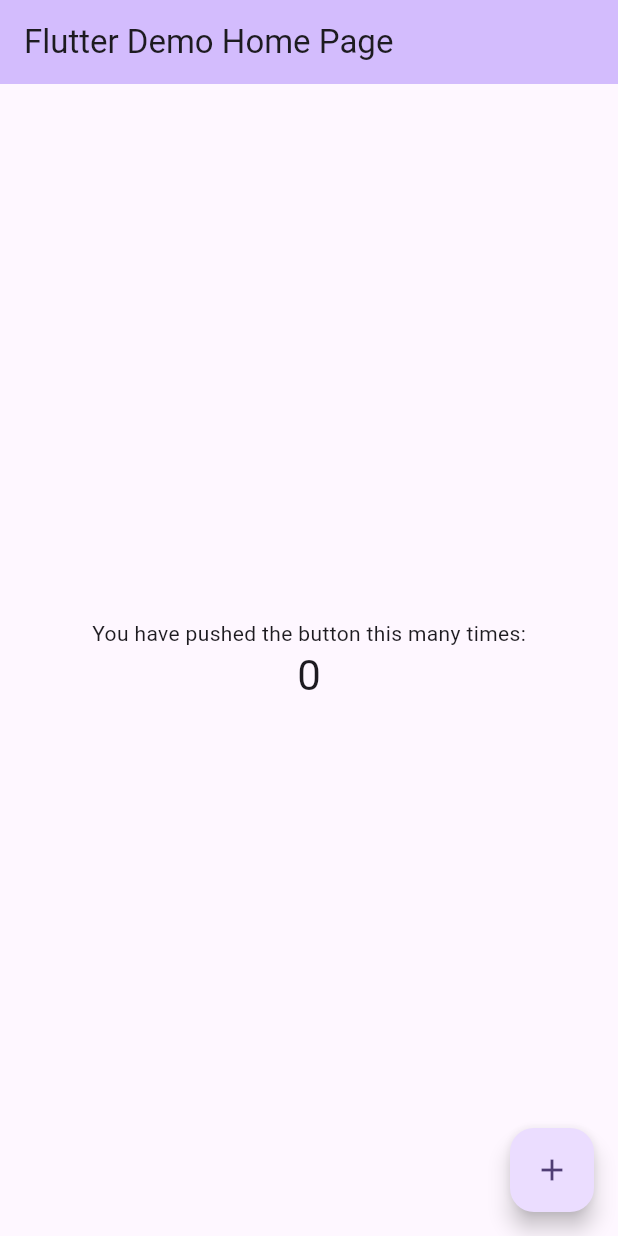
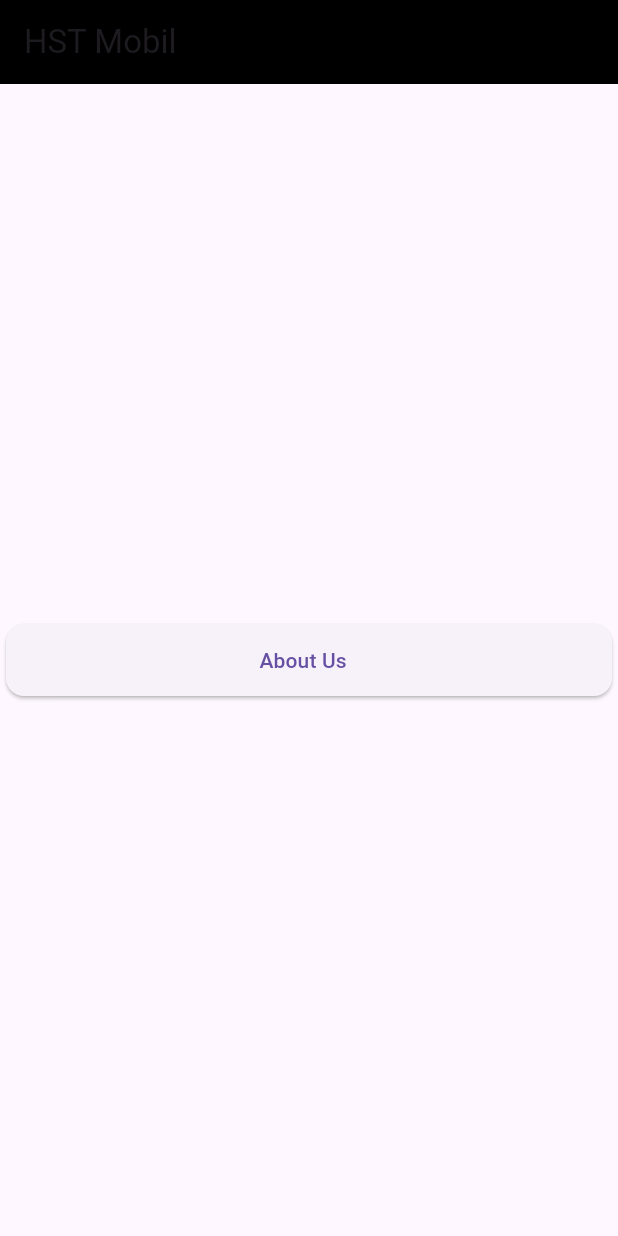
Before and after one commit to kadiirhocaoglu/InternHST, a Flutter app: the screen it shows after launch, on a phone screen of 412 x 824 dp. Run offline on Flutter 3.47's test engine with Material 3 defaults, Android fonts, the phone set to English and light mode, and no system bars.

Commit message:
8 july metarial bottom sheet

```diff
--- a/material_scaffold_widgets/lib/main.dart
+++ b/material_scaffold_widgets/lib/main.dart
@@ -1,125 +1,48 @@
 import 'package:flutter/material.dart';
 
 void main() {
-  runApp(const MyApp());
+  runApp(hstAboutPage());
 }
 
-class MyApp extends StatelessWidget {
-  const MyApp({super.key});
-
-  // This widget is the root of your application.
+class hstAboutPage extends StatelessWidget {
   @override
   Widget build(BuildContext context) {
     return MaterialApp(
-      title: 'Flutter Demo',
-      theme: ThemeData(
-        // This is the theme of your application.
-        //
-        // TRY THIS: Try running your application with "flutter run". You'll see
-        // the application has a purple toolbar. Then, without quitting the app,
-        // try changing the seedColor in the colorScheme below to Colors.green
-        // and then invoke "hot reload" (save your changes or press the "hot
-        // reload" button in a Flutter-supported IDE, or press "r" if you used
-        // the command line to start the app).
-        //
-        // Notice that the counter didn't reset back to zero; the application
-        // state is not lost during the reload. To reset the state, use hot
-        // restart instead.
-        //
-        // This works for code too, not just values: Most code changes can be
-        // tested with just a hot reload.
-        colorScheme: ColorScheme.fromSeed(seedColor: Colors.deepPurple),
-        useMaterial3: true,
-      ),
-      home: const MyHomePage(title: 'Flutter Demo Home Page'),
-    );
-  }
-}
-
-class MyHomePage extends StatefulWidget {
-  const MyHomePage({super.key, required this.title});
-
-  // This widget is the home page of your application. It is stateful, meaning
-  // that it has a State object (defined below) that contains fields that affect
-  // how it looks.
-
-  // This class is the configuration for the state. It holds the values (in this
-  // case the title) provided by the parent (in this case the App widget) and
-  // used by the build method of the State. Fields in a Widget subclass are
-  // always marked "final".
-
-  final String title;
-
-  @override
-  State<MyHomePage> createState() => _MyHomePageState();
-}
-
-class _MyHomePageState extends State<MyHomePage> {
-  int _counter = 0;
-
-  void _incrementCounter() {
-    setState(() {
-      // This call to setState tells the Flutter framework that something has
-      // changed in this State, which causes it to rerun the build method below
-      // so that the display can reflect the updated values. If we changed
-      // _counter without calling setState(), then the build method would not be
-      // called again, and so nothing would appear to happen.
-      _counter++;
-    });
-  }
-
-  @override
-  Widget build(BuildContext context) {
-    // This method is rerun every time setState is called, for instance as done
-    // by the _incrementCounter method above.
-    //
-    // The Flutter framework has been optimized to make rerunning build methods
-    // fast, so that you can just rebuild anything that needs updating rather
-    // than having to individually change instances of widgets.
-    return Scaffold(
-      appBar: AppBar(
-        // TRY THIS: Try changing the color here to a specific color (to
-        // Colors.amber, perhaps?) and trigger a hot reload to see the AppBar
-        // change color while the other colors stay the same.
-        backgroundColor: Theme.of(context).colorScheme.inversePrimary,
-        // Here we take the value from the MyHomePage object that was created by
-        // the App.build method, and use it to set our appbar title.
-        title: Text(widget.title),
-      ),
+      home: Scaffold(
+        appBar: AppBar(backgroundColor: Colors.black, title: Text("HST Mobil")),
         body: Center(
-        // Center is a layout widget. It takes a single child and positions it
-        // in the middle of the parent.
+          child: Card(
             child: Column(
-          // Column is also a layout widget. It takes a list of children and
-          // arranges them vertically. By default, it sizes itself to fit its
-          // children horizontally, and tries to be as tall as its parent.
-          //
-          // Column has various properties to control how it sizes itself and
-          // how it positions its children. Here we use mainAxisAlignment to
-          // center the children vertically; the main axis here is the vertical
-          // axis because Columns are vertical (the cross axis would be
-          // horizontal).
-          //
-          // TRY THIS: Invoke "debug painting" (choose the "Toggle Debug Paint"
-          // action in the IDE, or press "p" in the console), to see the
-          // wireframe for each widget.
+              mainAxisSize: MainAxisSize.min,
+              children: <Widget>[
+                Row(
                   mainAxisAlignment: MainAxisAlignment.center,
                   children: <Widget>[
-            const Text(
-              'You have pushed the button this many times:',
+                    TextButton(
+                      child: const Text('About Us'),
+                      onPressed: () {
+                        showModalBottomSheet(
+                          context: context,
+                          builder: (BuildContext context) {
+                            return Container(
+                              height: 200,
+                              color: Colors.white,
+                              child: Center(
+                                child: Text('This is a BottomSheet'),
                               ),
-            Text(
-              '$_counter',
-              style: Theme.of(context).textTheme.headlineMedium,
+                            );
+                          },
+                        );
+                      },
+                    ),
+                    const SizedBox(width: 8)
+                  ],
                 ),
               ],
             ),
           ),
-      floatingActionButton: FloatingActionButton(
-        onPressed: _incrementCounter,
-        tooltip: 'Increment',
-        child: const Icon(Icons.add),
-      ), // This trailing comma makes auto-formatting nicer for build methods.
+        ),
+      ),
     );
   }
 }
```
Also changed, not shown: 1 other file. Lines whose indentation alone changed are shown as unchanged.
